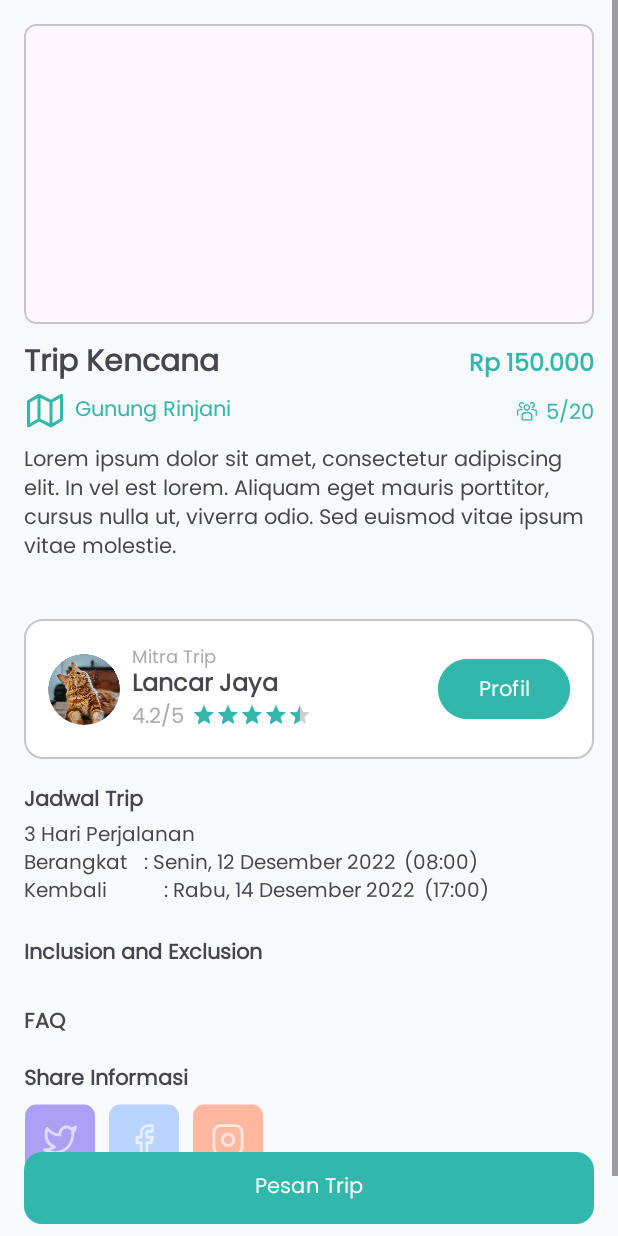
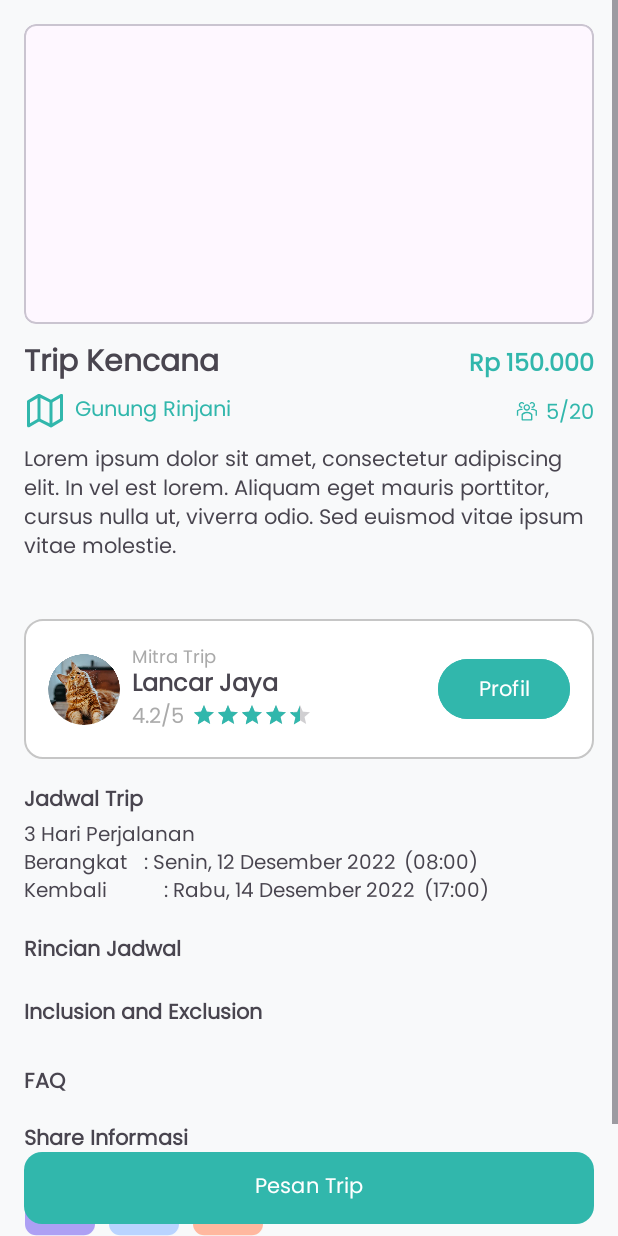
Before and after one commit to ENTS-H104/highking-mobile-app, an Android app: the layout fragment_cust_detail_trip.xml on its own in the app's theme, with its tools: preview values and no code run, on a phone screen of 412 x 824 dp. Run offline under Robolectric (Android 15) with nearby library versions, the phone set to English and light mode, and no system bars.

Commit message:
fix: style detail trip

```diff
--- a/app/src/main/java/com/entsh104/highking/ui/cust/detailTrip/DetailTripFragment.kt
+++ b/app/src/main/java/com/entsh104/highking/ui/cust/detailTrip/DetailTripFragment.kt
@@ -99,9 +99,9 @@ class DetailTripFragment : Fragment() {
 
 
                 val formattedSchedule = """
-                    ${schedule.total_day} Hari Perjalanan
-                    Berangkat   : ${convertDate(schedule.start_date)}   (${schedule.start_time})
-                    Kembali         : ${convertDate(schedule.end_date)}     (${schedule.end_time})
+                    ${schedule.total_day} Hari Pendakian
+                    Berangkat: ${convertDate(schedule.start_date)} - (${schedule.start_time})
+                    Kembali: ${convertDate(schedule.end_date)} - (${schedule.end_time})
                 """.trimIndent()
 
                 binding.tvDeperatureDate.text = formattedSchedule
--- a/app/src/main/res/layout/fragment_cust_detail_trip.xml
+++ b/app/src/main/res/layout/fragment_cust_detail_trip.xml
@@ -251,7 +251,7 @@
 
             <!-- Trip Schedule -->
             <TextView
-                android:id="@+id/tv_trip_schedule_header"
+                android:id="@+id/tv_trip_date"
                 android:layout_width="wrap_content"
                 android:layout_height="wrap_content"
                 android:text="Jadwal Trip"
@@ -266,7 +266,18 @@
                 android:layout_height="wrap_content"
                 android:text="3 Hari Perjalanan\nBerangkat\t: Senin, 12 Desember 2022 \t(08:00)\nKembali\t\t\t: Rabu, 14 Desember 2022 \t(17:00)"
                 android:textSize="13sp"
-                app:layout_constraintTop_toBottomOf="@id/tv_trip_schedule_header"
+                app:layout_constraintTop_toBottomOf="@id/tv_trip_date"
+                app:layout_constraintStart_toStartOf="parent" />
+
+            <!-- Trip Schedule -->
+            <TextView
+                android:id="@+id/tv_trip_schedule_header"
+                android:layout_width="wrap_content"
+                android:layout_height="wrap_content"
+                android:text="Rincian Jadwal"
+                android:textStyle="bold"
+                android:layout_marginTop="16dp"
+                app:layout_constraintTop_toBottomOf="@id/tv_deperature_date"
                 app:layout_constraintStart_toStartOf="parent" />
 
             <LinearLayout
@@ -275,7 +286,7 @@
                 android:layout_height="wrap_content"
                 android:orientation="vertical"
                 android:layout_marginTop="2dp"
-                app:layout_constraintTop_toBottomOf="@id/tv_deperature_date">
+                app:layout_constraintTop_toBottomOf="@id/tv_trip_schedule_header">
             </LinearLayout>
 
             <!-- Inclusion and Exclusion -->
```
Also changed, not shown: app/src/main/java/com/entsh104/highking/data/source/local/entity/MountainEntity.kt (renamed from app/src/main/java/com/entsh104/highking/data/source/local/MountainEntity.kt), app/src/main/java/com/entsh104/highking/data/source/local/entity/TripEntity.kt (renamed from app/src/main/java/com/entsh104/highking/data/source/local/TripEntity.kt).
